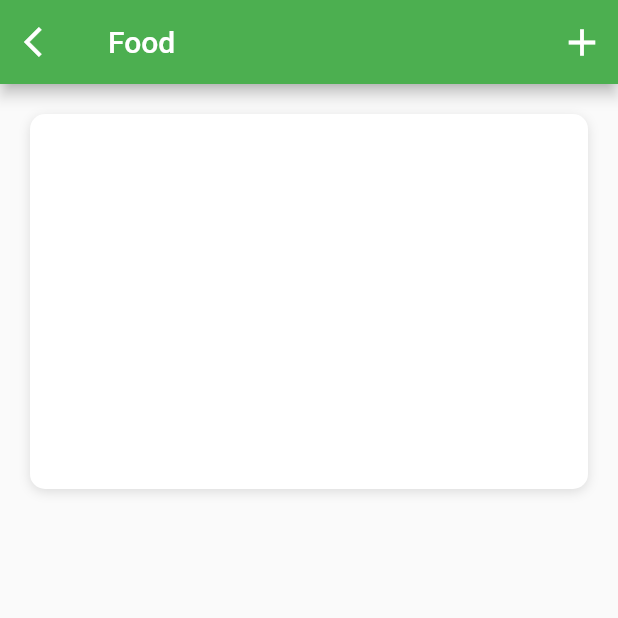
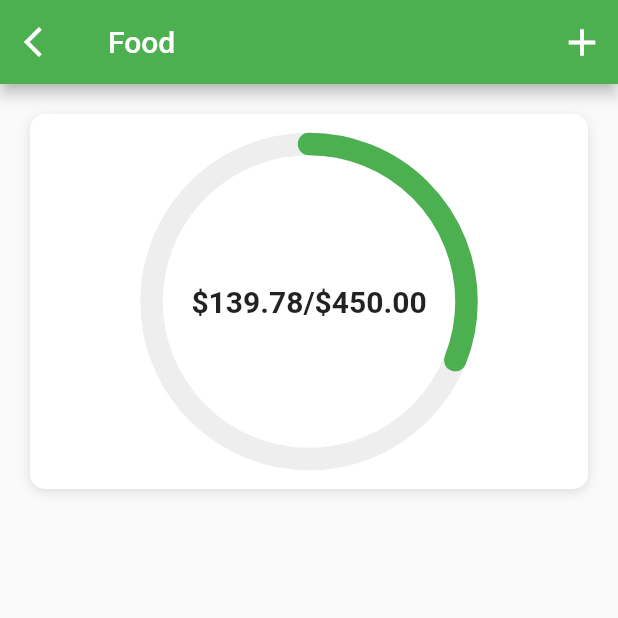
Before and after one commit to Azevedo-Erick/flutter-budget-ui, a Flutter app: the screen it shows after launch, after a tap on "Food", on a phone screen of 412 x 824 dp, the top half of it. Run offline on Flutter 3.47's test engine with Material 2 defaults, Android fonts, the phone set to English and light mode, and no system bars.

Commit message:
Adição do circulo de gasto individual

```diff
--- a/lib/helpers/color_helper.dart
+++ b/lib/helpers/color_helper.dart
@@ -1,9 +1,9 @@
 import 'package:flutter/material.dart';
 
 Color getColor(BuildContext context, double percent) {
-  if (percent >= 0.7) {
+  if (percent >= 0.65) {
     return Colors.red;
-  } else if (percent >= 0.45 && percent < 0.7) {
+  } else if (percent >= 0.55 && percent < 0.65) {
     return Colors.orange;
   } else {
     return Colors.green;
--- a/lib/screens/category_screen.dart
+++ b/lib/screens/category_screen.dart
@@ -1,5 +1,8 @@
 import 'package:flutter/material.dart';
+import 'package:flutter_budget_ui/helpers/color_helper.dart';
 import 'package:flutter_budget_ui/models/category_model.dart';
+import 'package:flutter_budget_ui/models/expense_model.dart';
+import 'package:flutter_budget_ui/widgets/radial_painter_widget.dart';
 
 class CategoryScreen extends StatefulWidget {
   final Category category;
@@ -11,6 +14,14 @@ class CategoryScreen extends StatefulWidget {
 class _CategoryScreenState extends State<CategoryScreen> {
   @override
   Widget build(BuildContext context) {
+    double totalAmountSpent = 0;
+    widget.category.expenses.forEach((Expense expense) {
+      totalAmountSpent += expense.cost;
+    });
+
+    final double amountLeft = widget.category.maxAmount - totalAmountSpent;
+    final double percent = amountLeft / widget.category.maxAmount;
+
     return Scaffold(
       appBar: AppBar(
         title: Text(widget.category.name, style: TextStyle()),
@@ -34,14 +45,26 @@ class _CategoryScreenState extends State<CategoryScreen> {
             height: 250,
             width: double.infinity,
             decoration: BoxDecoration(
-                color: Colors.white,
-                borderRadius: BorderRadius.circular(10),
-                boxShadow: [
-                  BoxShadow(
-                      color: Colors.black12,
-                      offset: Offset(0, 2),
-                      blurRadius: 6)
-                ]),
+              color: Colors.white,
+              borderRadius: BorderRadius.circular(10),
+              boxShadow: [
+                BoxShadow(
+                    color: Colors.black12, offset: Offset(0, 2), blurRadius: 6)
+              ],
+            ),
+            child: CustomPaint(
+              foregroundPainter: RadialPainterWidget(
+                  backgroundColor: Colors.grey[200],
+                  lineColor: getColor(context, percent),
+                  percent: percent,
+                  width: 15),
+              child: Center(
+                child: Text(
+                  '\$${(amountLeft).toStringAsFixed(2)}/\$${(widget.category.maxAmount).toStringAsFixed(2)}',
+                  style: TextStyle(fontSize: 20, fontWeight: FontWeight.w600),
+                ),
+              ),
+            ),
           )
         ]),
       ),
--- /dev/null
+++ b/lib/widgets/radial_painter_widget.dart
@@ -0,0 +1,44 @@
+import 'dart:math';
+
+import 'package:flutter/material.dart';
+
+class RadialPainterWidget extends CustomPainter {
+  final Color backgroundColor;
+  final Color lineColor;
+  final double percent;
+  final double width;
+
+  RadialPainterWidget(
+      {Key key,
+      @required this.backgroundColor,
+      @required this.lineColor,
+      @required this.percent,
+      @required this.width});
+
+  @override
+  void paint(Canvas canvas, Size size) {
+    Paint bgLine = Paint()
+      ..color = backgroundColor
+      ..strokeCap = StrokeCap.round
+      ..style = PaintingStyle.stroke
+      ..strokeWidth = width;
+
+    Paint line = Paint()
+      ..color = lineColor
+      ..strokeCap = StrokeCap.round
+      ..style = PaintingStyle.stroke
+      ..strokeWidth = width;
+
+    Offset center = Offset(size.width / 2, size.height / 2);
+    double radius = min(size.width / 2, size.height / 2);
+    double sweepAngle = 2 * pi * percent;
+    canvas.drawCircle(center, radius, bgLine);
+    canvas.drawArc(Rect.fromCircle(center: center, radius: radius), -pi / 2,
+        sweepAngle, false, line);
+  }
+
+  @override
+  bool shouldRepaint(covariant CustomPainter oldDelegate) {
+    return true;
+  }
+}
```
